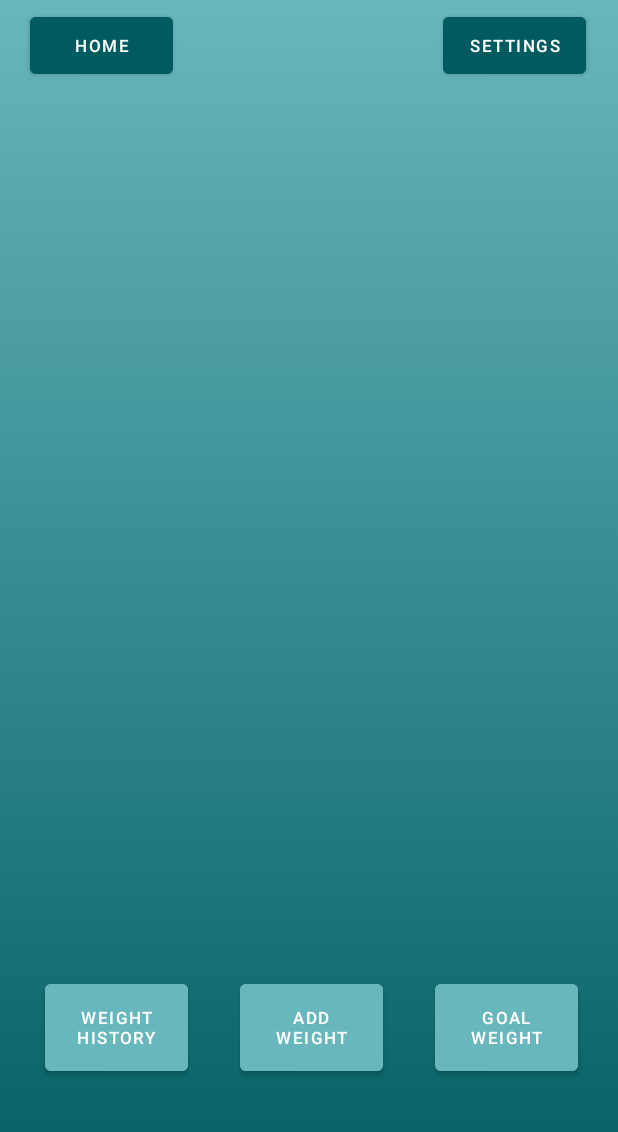
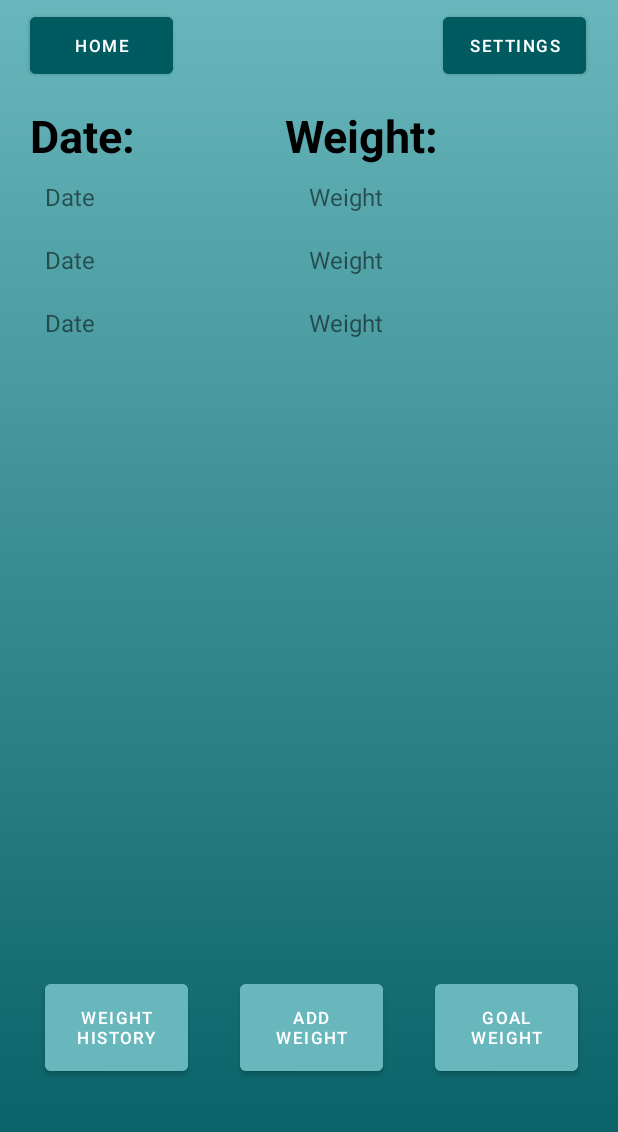
Before and after one commit to SiberianFenris/WeightTracker, an Android app: the layout fragment_list.xml on its own in the app's theme, with its tools: preview values and no code run, on a phone screen of 412 x 824 dp. Shown: the top 1132 px of the screen. Run offline under Robolectric (Android 15) with nearby library versions, the phone set to English and light mode, and no system bars.

```diff
--- a/app/src/main/res/layout/fragment_list.xml
+++ b/app/src/main/res/layout/fragment_list.xml
@@ -1,14 +1,43 @@
 <?xml version="1.0" encoding="utf-8"?>
 <RelativeLayout xmlns:android="http://schemas.android.com/apk/res/android"
     xmlns:app="http://schemas.android.com/apk/res-auto"
+    xmlns:tools="http://schemas.android.com/tools"
     android:layout_width="match_parent"
     android:layout_height="match_parent"
     android:background="@drawable/gradient_background">
 
     <androidx.recyclerview.widget.RecyclerView
-        android:id="@+id/weight_recycler_view"
+        android:id="@+id/band_list"
+        android:name="com.example.weighttracker.ItemListFragment"
         android:layout_width="match_parent"
-        android:layout_height="match_parent"/>
+        android:layout_height="match_parent"
+        android:layout_marginLeft="20dp"
+        android:layout_marginRight="20dp"
+        android:layout_marginTop="110dp"
+        android:layout_marginBottom="100dp"
+        app:layoutManager="LinearLayoutManager"
+        tools:context="com.example.weighttracker.WeightHistory"
+        tools:listitem="@layout/weight_history_item" />
+
+    <TextView
+        android:layout_width="wrap_content"
+        android:layout_height="wrap_content"
+        android:text="Date:"
+        android:textStyle="bold"
+        android:textColor="@color/black"
+        android:textSize="30sp"
+        android:layout_marginTop="70dp"
+        android:layout_marginLeft="20dp" />
+
+    <TextView
+        android:layout_width="wrap_content"
+        android:layout_height="wrap_content"
+        android:text="Weight:"
+        android:textStyle="bold"
+        android:textColor="@color/black"
+        android:textSize="30sp"
+        android:layout_marginTop="70dp"
+        android:layout_marginLeft="190dp" />
 
     <Button
         android:id="@+id/home_button"
--- a/app/src/main/res/layout/list_item_weight.xml
+++ b/app/src/main/res/layout/list_item_weight.xml
@@ -8,7 +8,8 @@
     <TextView
         android:layout_width="match_parent"
         android:layout_height="wrap_content"
-        android:id="@+id/lblDailyWeight">
+        android:id="@+id/weight"
+        tools:text="weight">
     </TextView>
 
 </LinearLayout>
```
Also changed, not shown: app/build.gradle (+9 -36 lines), app/src/main/AndroidManifest.xml (+0 -8 lines), app/src/main/java/com/example/weighttracker/AddWeight.java (+0 -7 lines), build.gradle (+17 -4 lines), app/src/main/java/com/example/weighttracker/WeightAdapter.java (line endings or trailing spaces).
